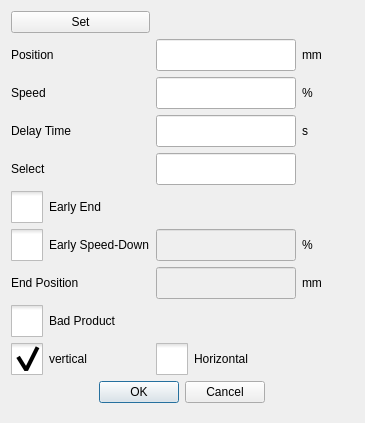
GaussCheng/2-5AxisPunch, file hcinstruction/icinstructmodifydialog.ui: the form before one commit.
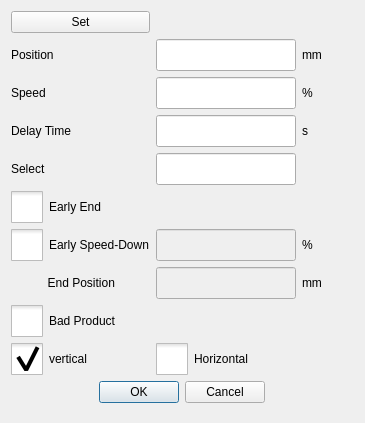
The form after the commit. Icons and pictures are not drawn. Custom widgets are drawn as their Qt base class.

Patch:
```diff
--- a/hcinstruction/icinstructmodifydialog.ui
+++ b/hcinstruction/icinstructmodifydialog.ui
@@ -391,7 +391,7 @@
       <enum>Qt::RightToLeft</enum>
      </property>
      <property name="text">
-      <string>End Position</string>
+      <string>           End Position</string>
      </property>
     </widget>
    </item>
```
